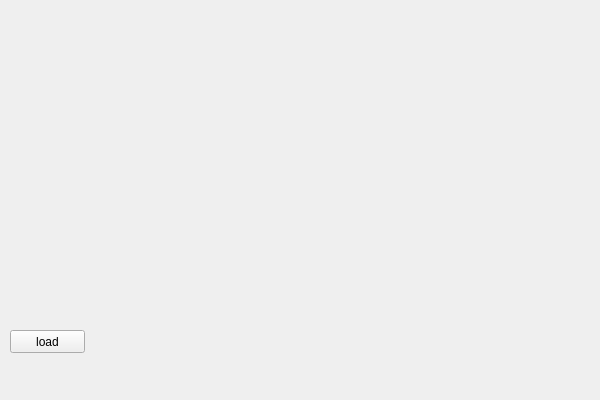
First picture: the form in project_qt.ui, repository SneakyLearning/project_qt, before the edit.
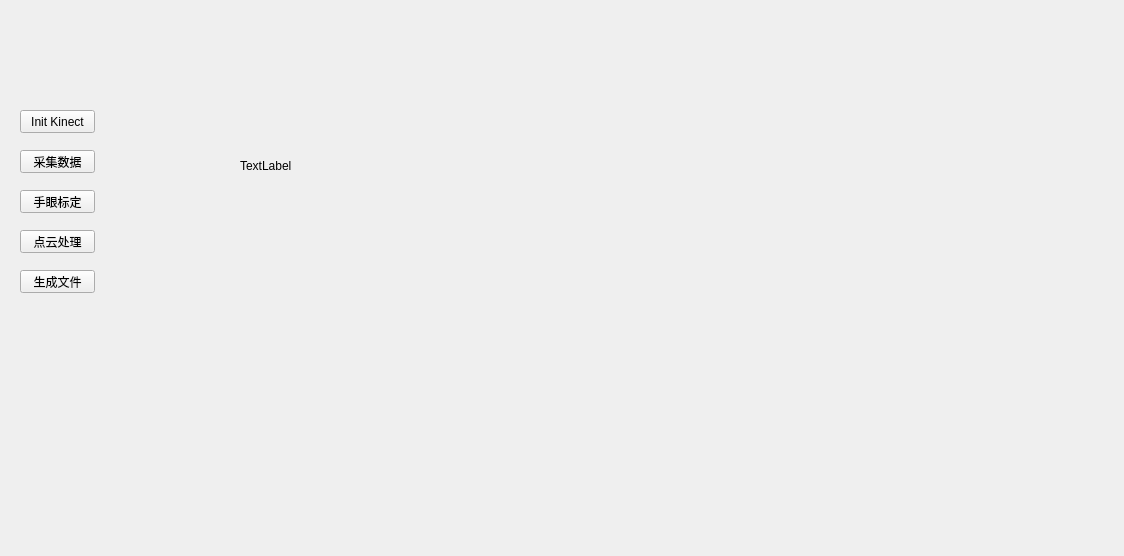
Second picture: the form after the edit. Custom widgets are drawn as their Qt base class.

```diff
--- a/project_qt.ui
+++ b/project_qt.ui
@@ -6,36 +6,101 @@
    <rect>
     <x>0</x>
     <y>0</y>
-    <width>600</width>
-    <height>400</height>
+    <width>1124</width>
+    <height>556</height>
    </rect>
   </property>
   <property name="windowTitle">
    <string>project_qt</string>
   </property>
-  <widget class="QPushButton" name="pushButton">
+  <widget class="QVTKWidget" name="qvtkWidget" native="true">
    <property name="geometry">
     <rect>
-     <x>10</x>
-     <y>330</y>
-     <width>75</width>
-     <height>23</height>
-    </rect>
-   </property>
-   <property name="text">
-    <string>load</string>
-   </property>
-  </widget>
-  <widget class="QVTKWidget" name="qvtkWidget">
-   <property name="geometry">
-    <rect>
-     <x>180</x>
-     <y>70</y>
+     <x>690</x>
+     <y>30</y>
      <width>391</width>
      <height>281</height>
     </rect>
    </property>
   </widget>
+  <widget class="QLabel" name="label">
+   <property name="geometry">
+    <rect>
+     <x>240</x>
+     <y>30</y>
+     <width>381</width>
+     <height>271</height>
+    </rect>
+   </property>
+   <property name="text">
+    <string>TextLabel</string>
+   </property>
+  </widget>
+  <widget class="QPushButton" name="pushButton_2">
+   <property name="geometry">
+    <rect>
+     <x>20</x>
+     <y>110</y>
+     <width>75</width>
+     <height>23</height>
+    </rect>
+   </property>
+   <property name="text">
+    <string>Init Kinect</string>
+   </property>
+  </widget>
+  <widget class="QPushButton" name="pushButton_3">
+   <property name="geometry">
+    <rect>
+     <x>20</x>
+     <y>150</y>
+     <width>75</width>
+     <height>23</height>
+    </rect>
+   </property>
+   <property name="text">
+    <string>采集数据</string>
+   </property>
+  </widget>
+  <widget class="QPushButton" name="pushButton_4">
+   <property name="geometry">
+    <rect>
+     <x>20</x>
+     <y>190</y>
+     <width>75</width>
+     <height>23</height>
+    </rect>
+   </property>
+   <property name="text">
+    <string>手眼标定</string>
+   </property>
+  </widget>
+  <widget class="QPushButton" name="pushButton_5">
+   <property name="geometry">
+    <rect>
+     <x>20</x>
+     <y>230</y>
+     <width>75</width>
+     <height>23</height>
+    </rect>
+   </property>
+   <property name="text">
+    <string>点云处理</string>
+   </property>
+  </widget>
+  <widget class="QPushButton" name="pushButton_6">
+   <property name="geometry">
+    <rect>
+     <x>20</x>
+     <y>270</y>
+     <width>75</width>
+     <height>23</height>
+    </rect>
+   </property>
+   <property name="text">
+    <string>生成文件</string>
+   </property>
+  </widget>
  </widget>
  <layoutdefault spacing="6" margin="11"/>
  <customwidgets>
```
